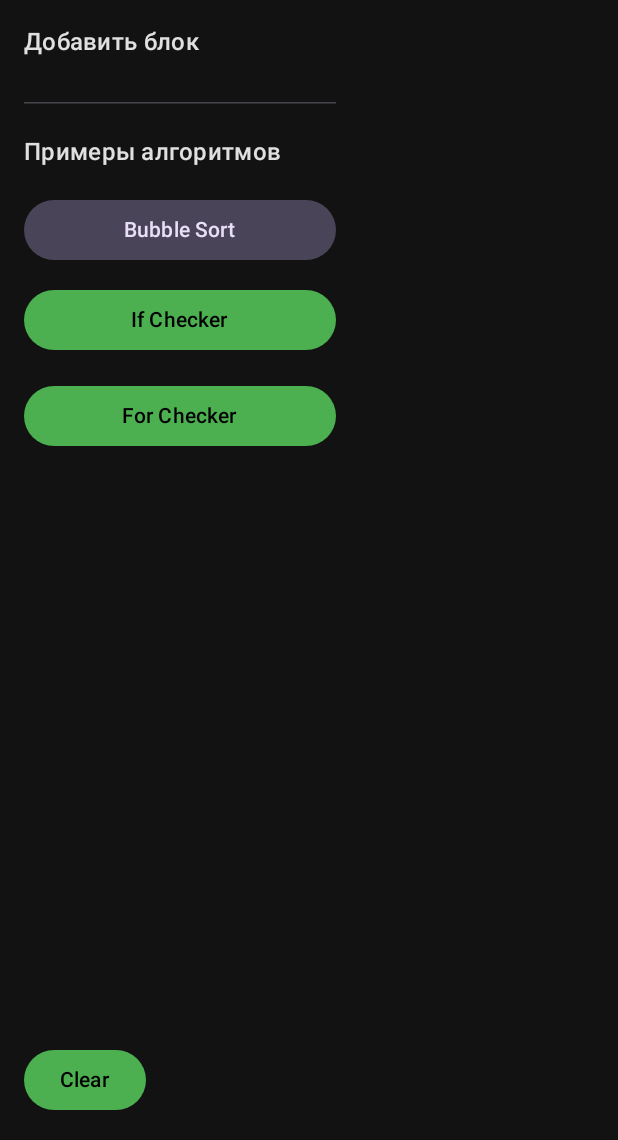
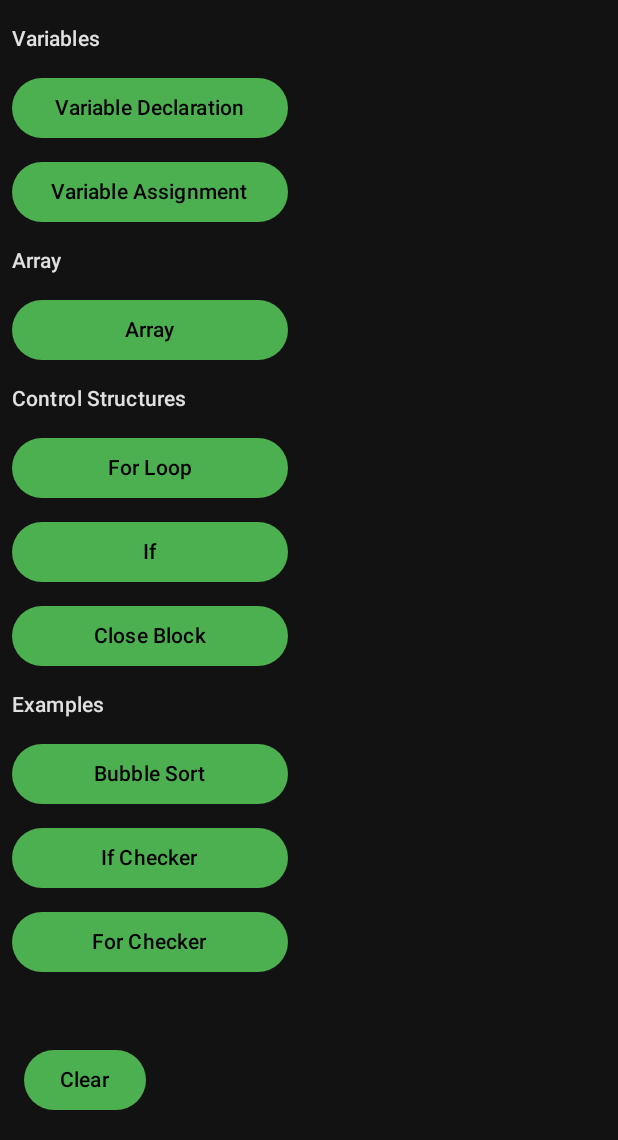
Before and after one commit to g1g942j/Code-Block, an Android app built with Jetpack Compose: the screen it shows after launch (MainActivity), after a tap on "Menu", on a phone screen of 412 x 824 dp, the part 96-1236 px from its top. Run offline under Robolectric (Android 15) with nearby library versions, the phone set to English and light mode, and no system bars.

Commit message:
hotfix editing menu & error check incompatibility

```diff
--- a/app/src/main/java/com/example/code_block/ui/SideMenu.kt
+++ b/app/src/main/java/com/example/code_block/ui/SideMenu.kt
@@ -14,46 +14,79 @@ fun SideMenu(
     modifier: Modifier = Modifier
 ) {
     val context = LocalContext.current
-    val blockTemplates = listOf(
-        R.string.variable_text to R.string.variable,
-        R.string.array_text to R.string.array,
-        R.string.for_loop_text to R.string.loop,
-        R.string.if_text to R.string.condition,
-        R.string.close_block to R.string.close
-    )
 
     Column(
-        modifier = modifier.width(240.dp).padding(16.dp),
-        verticalArrangement = Arrangement.spacedBy(8.dp)
+        modifier = modifier
+            .width(200.dp)
+            .padding(8.dp)
     ) {
         Text(
-            "Добавить блок",
-            style = MaterialTheme.typography.titleMedium,
-            modifier = Modifier.padding(bottom = 8.dp)
+            text = context.getString(R.string.variable),
+            style = MaterialTheme.typography.labelLarge,
+            modifier = Modifier.padding(vertical = 8.dp)
         )
 
-        blockTemplates.forEach { (textRes, labelRes) ->
-            FilledTonalButton(
-                onClick = { onBlockAdded(context.getString(textRes)) },
-                modifier = Modifier.fillMaxWidth()
+        listOf(
+            R.string.variable_declaration_text to R.string.variable_declaration,
+            R.string.variable_assignment_text to R.string.variable_assignment,
+        ).forEach { (textRes, labelRes) ->
+            Button(
+                onClick = {
+                    onBlockAdded(context.getString(textRes))
+                },
+                modifier = Modifier
+                    .fillMaxWidth()
+                    .padding(vertical = 4.dp)
             ) {
                 Text(context.getString(labelRes))
             }
         }
 
-        HorizontalDivider(
-            modifier = Modifier.padding(vertical = 12.dp),
-            thickness = 1.dp,
-            color = MaterialTheme.colorScheme.outlineVariant
+        Text(
+            text = context.getString(R.string.array),
+            style = MaterialTheme.typography.labelLarge,
+            modifier = Modifier.padding(vertical = 8.dp)
+        )
+        Button(
+            onClick = {
+                onBlockAdded(context.getString(R.string.array_text))
+            },
+            modifier = Modifier
+                .fillMaxWidth()
+                .padding(vertical = 4.dp)
+        ) {
+            Text(context.getString(R.string.array))
+        }
+
+        Text(
+            text = "Control Structures",
+            style = MaterialTheme.typography.labelLarge,
+            modifier = Modifier.padding(vertical = 8.dp)
+        )
+        listOf(
+            R.string.for_loop_text to R.string.loop,
+            R.string.if_text to R.string.condition,
+            R.string.close_block to R.string.close
+        ).forEach { (textRes, labelRes) ->
+            Button(
+                onClick = {
+                    onBlockAdded(context.getString(textRes))
+                },
+                modifier = Modifier
+                    .fillMaxWidth()
+                    .padding(vertical = 4.dp)
+            ) {
+                Text(context.getString(labelRes))
+            }
+        }
+
+        Text(
+            text = "Examples",
+            style = MaterialTheme.typography.labelLarge,
+            modifier = Modifier.padding(vertical = 8.dp)
         )
 
-        Text(
-            "Примеры алгоритмов",
-            style = MaterialTheme.typography.titleMedium,
-            modifier = Modifier.padding(bottom = 8.dp)
-        )
-
-        FilledTonalButton(
+        Button(
             onClick = {
                 listOf(
                     R.string.bubble_sort_array,
@@ -70,10 +103,13 @@ fun SideMenu(
                     onBlockAdded(context.getString(resId))
                 }
             },
-            modifier = Modifier.fillMaxWidth()
+            modifier = Modifier
+                .fillMaxWidth()
+                .padding(vertical = 4.dp)
         ) {
             Text(context.getString(R.string.bubble_sort))
         }
+
         Button(
             onClick = {
                 listOf(
@@ -92,6 +128,7 @@ fun SideMenu(
         ) {
             Text("If Checker")
         }
+
         Button(
             onClick = {
                 listOf(
```
Also changed, not shown: app/src/main/java/com/example/code_block/ui/BlockItem.kt (+41 -13 lines).
